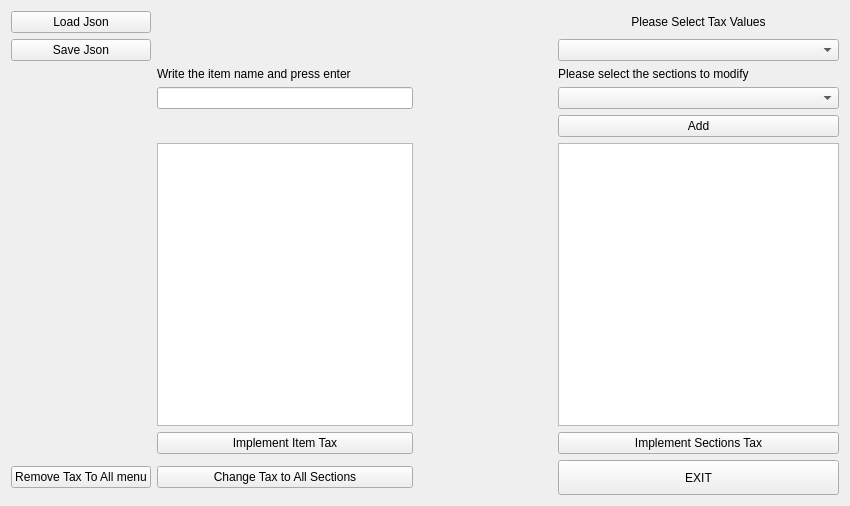
First picture: the form in form.ui, repository laralopez17/Menu-Editing-Tool, before the edit.
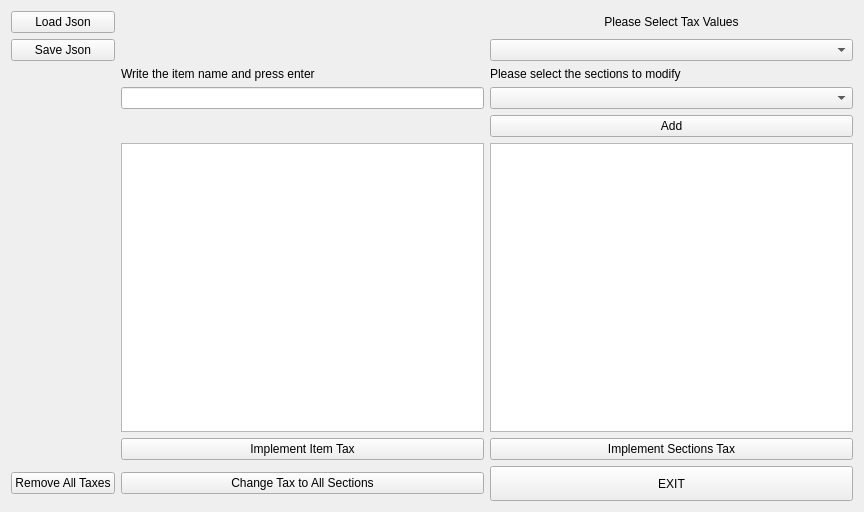
Second picture: the form after the edit.

What changed in the file:
```diff
--- a/form.ui
+++ b/form.ui
@@ -6,8 +6,8 @@
    <rect>
     <x>0</x>
     <y>0</y>
-    <width>850</width>
-    <height>506</height>
+    <width>864</width>
+    <height>512</height>
    </rect>
   </property>
   <property name="mouseTracking">
@@ -28,21 +28,24 @@
   <property name="toolTip">
    <string>&lt;html&gt;&lt;head/&gt;&lt;body&gt;&lt;p&gt;&lt;br/&gt;&lt;/p&gt;&lt;/body&gt;&lt;/html&gt;</string>
   </property>
+  <property name="styleSheet">
+   <string notr="true"/>
+  </property>
   <property name="inputMethodHints">
    <set>Qt::ImhNone</set>
   </property>
   <layout class="QGridLayout" name="gridLayout">
-   <item row="4" column="4">
+   <item row="4" column="3">
     <widget class="QPushButton" name="addSection">
      <property name="text">
       <string>Add</string>
      </property>
     </widget>
    </item>
-   <item row="3" column="4">
+   <item row="3" column="3">
     <widget class="QComboBox" name="sectionList"/>
    </item>
-   <item row="1" column="4">
+   <item row="1" column="3">
     <widget class="QComboBox" name="taxList">
      <property name="editable">
       <bool>false</bool>
@@ -59,14 +62,14 @@
      </property>
     </widget>
    </item>
-   <item row="2" column="4">
+   <item row="2" column="3">
     <widget class="QLabel" name="labelSections">
      <property name="text">
       <string>Please select the sections to modify</string>
      </property>
     </widget>
    </item>
-   <item row="6" column="4">
+   <item row="6" column="3">
     <widget class="QPushButton" name="taxImpSec">
      <property name="text">
       <string>Implement Sections Tax</string>
@@ -94,6 +97,13 @@
      </property>
     </widget>
    </item>
+   <item row="1" column="0">
+    <widget class="QPushButton" name="saveJson">
+     <property name="text">
+      <string>Save Json</string>
+     </property>
+    </widget>
+   </item>
    <item row="2" column="2">
     <widget class="QLabel" name="labelItems">
      <property name="text">
@@ -101,7 +111,7 @@
      </property>
     </widget>
    </item>
-   <item row="7" column="4">
+   <item row="7" column="3">
     <widget class="QPushButton" name="pbExit">
      <property name="minimumSize">
       <size>
@@ -114,7 +124,7 @@
      </property>
     </widget>
    </item>
-   <item row="0" column="4">
+   <item row="0" column="3">
     <widget class="QLabel" name="labelTax">
      <property name="text">
       <string>Please Select Tax Values</string>
@@ -124,7 +134,7 @@
      </property>
     </widget>
    </item>
-   <item row="5" column="4">
+   <item row="5" column="3">
     <widget class="QTextEdit" name="addedSections">
      <property name="readOnly">
       <bool>true</bool>
@@ -138,30 +148,10 @@
      </property>
     </widget>
    </item>
-   <item row="7" column="3">
-    <spacer name="horizontalSpacer">
-     <property name="orientation">
-      <enum>Qt::Horizontal</enum>
-     </property>
-     <property name="sizeHint" stdset="0">
-      <size>
-       <width>40</width>
-       <height>20</height>
-      </size>
-     </property>
-    </spacer>
-   </item>
-   <item row="1" column="0">
-    <widget class="QPushButton" name="saveJson">
-     <property name="text">
-      <string>Save Json</string>
-     </property>
-    </widget>
-   </item>
    <item row="7" column="0">
     <widget class="QPushButton" name="removeTax">
      <property name="text">
-      <string>Remove Tax To All menu</string>
+      <string>Remove All Taxes</string>
      </property>
     </widget>
    </item>
```
